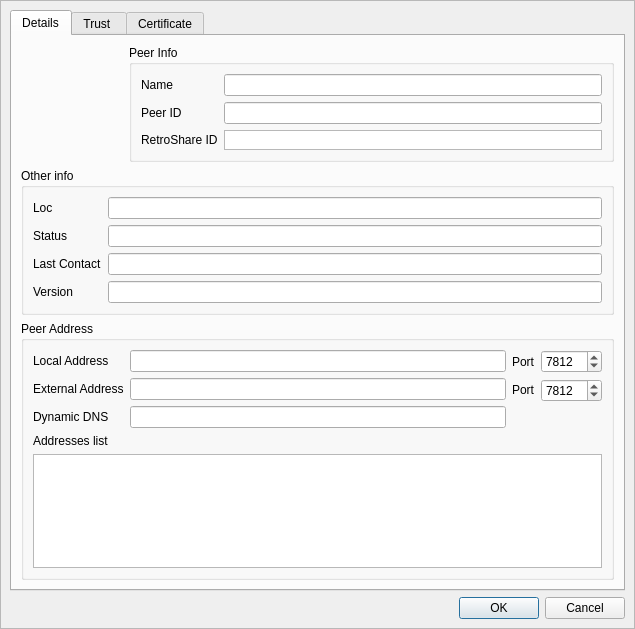
Qt form retroshare-gui/src/gui/connect/ConfCertDialog.ui (RetroShare/RetroShare) before a commit.
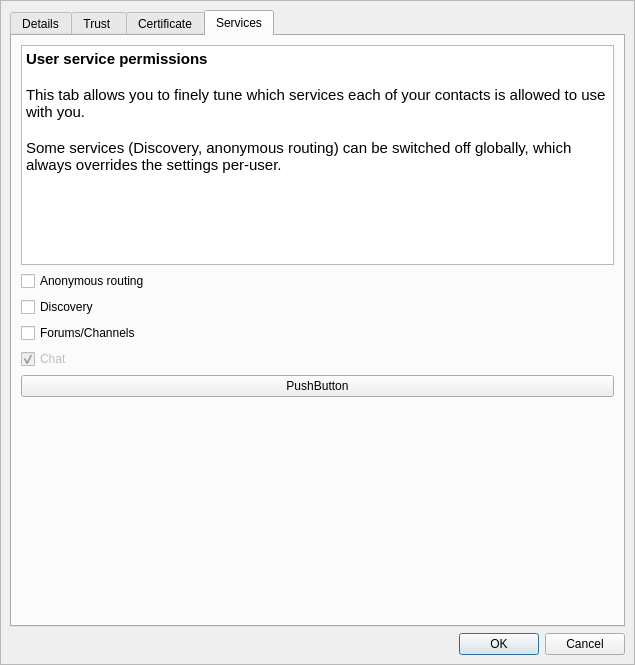
The same form after that commit. Icons and pictures are not drawn. Custom widgets are drawn as their Qt base class.

Commit message: - Added flags for services and service permissions for peers   Flags are identity-related, meaning that all locations of the same peers have the same flags. - It's now possible to tweak which services each peer can use. Service that can be disabled are   forums/channels, discovery, anonymous routing. - by default, peers have all flags on. - fixed missing error msg in p3cfgmgr when serialisation fails. - fixed bug in RemoteDirModel causing infinite loop to happen when group name is unknown

The edit to the form file:
```diff
--- a/retroshare-gui/src/gui/connect/ConfCertDialog.ui
+++ b/retroshare-gui/src/gui/connect/ConfCertDialog.ui
@@ -7,7 +7,7 @@
     <x>0</x>
     <y>0</y>
     <width>635</width>
-    <height>629</height>
+    <height>665</height>
    </rect>
   </property>
   <property name="windowTitle">
@@ -60,7 +60,7 @@
       <item row="0" column="0">
        <widget class="QTabWidget" name="stabWidget">
         <property name="currentIndex">
-         <number>0</number>
+         <number>3</number>
         </property>
         <widget class="QWidget" name="tab">
          <attribute name="icon">
@@ -738,6 +738,91 @@
           </item>
          </layout>
         </widget>
+        <widget class="QWidget" name="tab_4">
+         <attribute name="title">
+          <string>Services</string>
+         </attribute>
+         <layout class="QVBoxLayout" name="verticalLayout_2">
+          <item>
+           <widget class="QTextBrowser" name="textBrowser">
+            <property name="html">
+             <string>&lt;!DOCTYPE HTML PUBLIC &quot;-//W3C//DTD HTML 4.0//EN&quot; &quot;http://www.w3.org/TR/REC-html40/strict.dtd&quot;&gt;
+&lt;html&gt;&lt;head&gt;&lt;meta name=&quot;qrichtext&quot; content=&quot;1&quot; /&gt;&lt;style type=&quot;text/css&quot;&gt;
+p, li { white-space: pre-wrap; }
+&lt;/style&gt;&lt;/head&gt;&lt;body style=&quot; font-family:'Ubuntu'; font-size:11pt; font-weight:400; font-style:normal;&quot;&gt;
+&lt;p style=&quot; margin-top:0px; margin-bottom:0px; margin-left:0px; margin-right:0px; -qt-block-indent:0; text-indent:0px;&quot;&gt;&lt;span style=&quot; font-weight:600;&quot;&gt;User service permissions&lt;/span&gt;&lt;/p&gt;
+&lt;p style=&quot;-qt-paragraph-type:empty; margin-top:0px; margin-bottom:0px; margin-left:0px; margin-right:0px; -qt-block-indent:0; text-indent:0px;&quot;&gt;&lt;br /&gt;&lt;/p&gt;
+&lt;p style=&quot; margin-top:0px; margin-bottom:0px; margin-left:0px; margin-right:0px; -qt-block-indent:0; text-indent:0px;&quot;&gt;This tab allows you to finely tune which services each of your contacts is allowed to use with you.&lt;/p&gt;
+&lt;p style=&quot;-qt-paragraph-type:empty; margin-top:0px; margin-bottom:0px; margin-left:0px; margin-right:0px; -qt-block-indent:0; text-indent:0px;&quot;&gt;&lt;br /&gt;&lt;/p&gt;
+&lt;p style=&quot; margin-top:0px; margin-bottom:0px; margin-left:0px; margin-right:0px; -qt-block-indent:0; text-indent:0px;&quot;&gt;Some services (Discovery, anonymous routing) can be switched off globally, which always overrides the settings per-user.&lt;/p&gt;&lt;/body&gt;&lt;/html&gt;</string>
+            </property>
+           </widget>
+          </item>
+          <item>
+           <widget class="QCheckBox" name="_anonymous_routing_CB">
+            <property name="toolTip">
+             <string>&lt;html&gt;&lt;head/&gt;&lt;body&gt;&lt;p&gt;Disabling anonymous routing will suppress all sending/retrieval of tunnel and anonymous search requests from/to this user. This user will not be able to transfer anonymously through you.&lt;/p&gt;&lt;p&gt;For a global switch, go to the server configuration panel.&lt;/p&gt;&lt;/body&gt;&lt;/html&gt;</string>
+            </property>
+            <property name="text">
+             <string>Anonymous routing</string>
+            </property>
+           </widget>
+          </item>
+          <item>
+           <widget class="QCheckBox" name="_discovery_CB">
+            <property name="toolTip">
+             <string>&lt;html&gt;&lt;head/&gt;&lt;body&gt;&lt;p&gt;Disabling discovery removes the sending of public keys of your own friends to this user. Discovery information from this friend will be dropped as well.&lt;/p&gt;&lt;p&gt;For a global switch, go to the server configuration panel.&lt;/p&gt;&lt;/body&gt;&lt;/html&gt;</string>
+            </property>
+            <property name="text">
+             <string>Discovery</string>
+            </property>
+           </widget>
+          </item>
+          <item>
+           <widget class="QCheckBox" name="_forums_channels_CB">
+            <property name="toolTip">
+             <string>&lt;html&gt;&lt;head/&gt;&lt;body&gt;&lt;p&gt;Disabling this means that forums and channels posts will not be passed from you to this friend, and items coming from this friend will be dropped.&lt;/p&gt;&lt;/body&gt;&lt;/html&gt;</string>
+            </property>
+            <property name="text">
+             <string>Forums/Channels</string>
+            </property>
+           </widget>
+          </item>
+          <item>
+           <widget class="QCheckBox" name="checkBox_3">
+            <property name="enabled">
+             <bool>false</bool>
+            </property>
+            <property name="text">
+             <string>Chat</string>
+            </property>
+            <property name="checked">
+             <bool>true</bool>
+            </property>
+           </widget>
+          </item>
+          <item>
+           <widget class="QPushButton" name="pushButton">
+            <property name="text">
+             <string>PushButton</string>
+            </property>
+           </widget>
+          </item>
+          <item>
+           <spacer name="verticalSpacer_4">
+            <property name="orientation">
+             <enum>Qt::Vertical</enum>
+            </property>
+            <property name="sizeHint" stdset="0">
+             <size>
+              <width>20</width>
+              <height>196</height>
+             </size>
+            </property>
+           </spacer>
+          </item>
+         </layout>
+        </widget>
        </widget>
       </item>
      </layout>
```
The commit also changes 23 other files.
